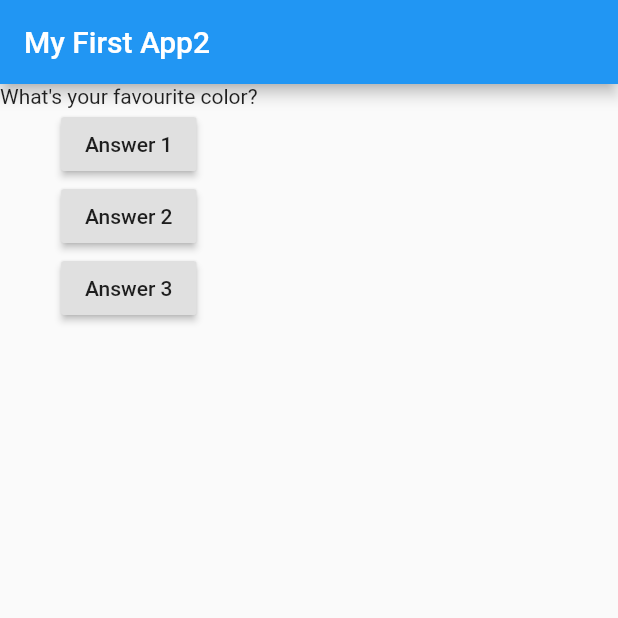
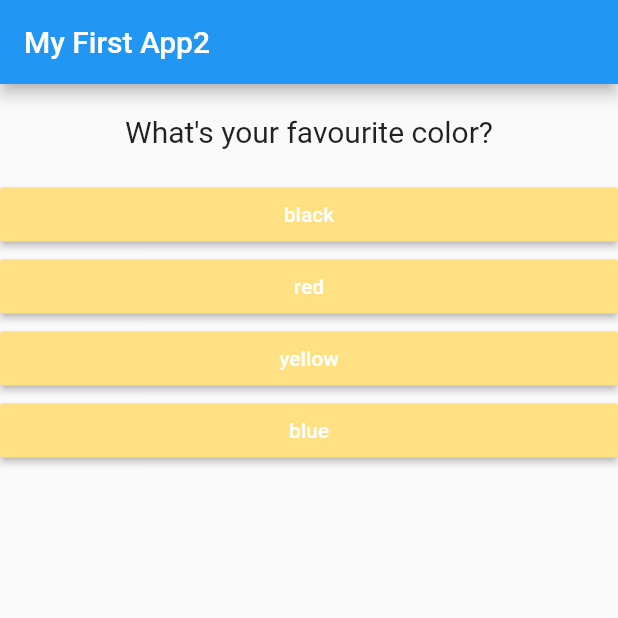
Before and after one commit to alif-haikal/flutter-component, a Flutter app: the screen it shows after launch, on a phone screen of 412 x 824 dp, the top half of it. Run offline on Flutter 3.47's test engine with Material 2 defaults, Android fonts, the phone set to English and light mode, and no system bars.

Commit message:
add new class

```diff
--- /dev/null
+++ b/lib/answer.dart
@@ -0,0 +1,21 @@
+import 'package:flutter/material.dart';
+
+class Answer extends StatelessWidget {
+  final Function selectHandler;
+  final String answerText;
+
+  Answer(this.selectHandler,this.answerText);
+
+  @override
+  Widget build(BuildContext context) {
+    return Container(
+      width: double.infinity,
+      child: RaisedButton(
+        color: Colors.amber[200],
+        textColor: Colors.white,
+        child: Text(answerText),
+        onPressed: selectHandler,
+      ),
+    );
+  }
+}
--- a/lib/main.dart
+++ b/lib/main.dart
@@ -1,4 +1,6 @@
 import 'package:flutter/material.dart';
+import './question.dart';
+import './answer.dart';
 
 void main() => runApp(MyApp());
 
@@ -6,26 +8,36 @@ class MyApp extends StatefulWidget {
   @override
   State<StatefulWidget> createState() {
     // TODO: implement createState
-    return MyAppState();
+    return _MyAppState();
   }
 }
 
-class MyAppState extends State<MyApp> {
-  int questionIndex = 0;
+// _ infront of class name means private
+class _MyAppState extends State<MyApp> {
+  int _questionIndex = 0;
 
-  void answerQuestion() {
+  void _answerQuestion() {
     setState(() {
-      questionIndex = questionIndex + 1;
-      print('this Answer Chosen! $questionIndex');
+      _questionIndex = _questionIndex + 1;
+      print('this Answer Chosen! $_questionIndex');
     });
   }
 
   @override
   Widget build(BuildContext context) {
     var questions = [
-      'What\'s your favourite color?',
-      'What\'s your favourite animal?',
-      'What\'s your favourite movie?'
+      {
+        'questionText': 'What\'s your favourite color?',
+        'answer': ['black', 'red', 'yellow', 'blue']
+      },
+      {
+        'questionText': 'What\'s your favourite animal?',
+        'answer': ['horse', 'snake', 'fish', 'rabbit']
+      },
+      {
+        'questionText': 'What\'s your favourite movie?',
+        'answer': ['Bleach', 'Superman', 'Batman', 'Harry Potter']
+      },
     ];
 
     return MaterialApp(
@@ -34,23 +46,13 @@ class MyAppState extends State<MyApp> {
           title: Text('My First App2'),
         ),
         body: Column(
-          children: <Widget>[
-            Text(questions[questionIndex]),
-            RaisedButton(
-              child: Text('Answer 1'),
-              onPressed: answerQuestion,
+          children:[
+            Question(
+              questions[_questionIndex]['questionText'],
             ),
-            RaisedButton(
-              child: Text('Answer 2'),
-              onPressed: () => print('answer 2 choosen'),
-            ),
-            RaisedButton(
-              child: Text('Answer 3'),
-              onPressed: () {
-                //... some logic code
-                print('answer 3 chosen');
-              },
-            ),
+            ...(questions[_questionIndex]['answer'] as List<String>).map((answer){
+              return Answer(_answerQuestion, answer);
+            }).toList()
           ],
         ),
       ),
--- /dev/null
+++ b/lib/namedArgument.dart
@@ -0,0 +1,14 @@
+//example for better understanding
+
+class Person {
+  String name;
+  int age;
+  Person({this.name, this.age});
+}
+
+void main() {
+  var p1 = Person(age: 33, name: 'Mamu');
+  var p2 = Person(name: 'alang', age: 10);
+  print(p1.age);
+  print(p2.name);
+}
--- /dev/null
+++ b/lib/question.dart
@@ -0,0 +1,21 @@
+import 'package:flutter/material.dart';
+
+class Question extends StatelessWidget {
+  final String questionText;
+
+  Question(this.questionText);
+
+  @override
+  Widget build(BuildContext context) {
+
+    return Container(
+      width: double.infinity,
+      margin: EdgeInsets.all(20),
+      child:  Text(
+        questionText,
+        style: TextStyle(fontSize: 20),
+        textAlign: TextAlign.center,
+      ),
+    );
+  }
+}
```
